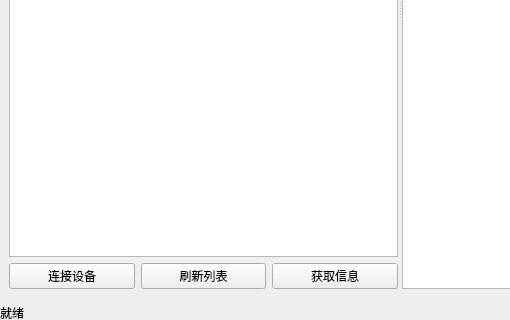
Above: phone-linkc/src/ui/mainwindow.ui from JTBlink/phone-link-cross before the change; both pictures show x 0 to 510 and y 280 to 600 of the 800 by 600 pixel window. Below: the same form after it.
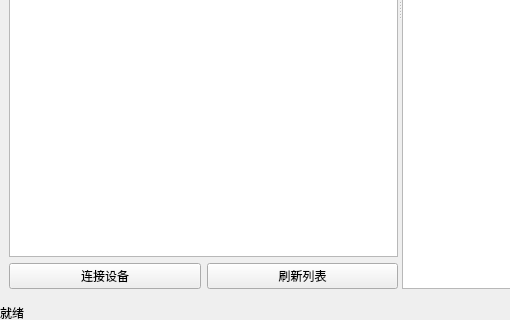
That is the form after the change.

Commit message: feat(设备管理): 增强设备信息获取与显示功能 添加设备容量格式化函数，支持自动转换单位。 新增产品类型到友好名称的映射表，提升用户体验。 扩展设备属性获取，包括硬件平台、MEID等信息。 改进设备信息展示格式，增加存储空间详细分类显示。 优化错误处理和资源管理，提高代码健壮性。

The edit to the form file:
```diff
--- a/phone-linkc/src/ui/mainwindow.ui
+++ b/phone-linkc/src/ui/mainwindow.ui
@@ -48,13 +48,6 @@
             </property>
            </widget>
           </item>
-          <item>
-           <widget class="QPushButton" name="getInfoButton">
-            <property name="text">
-             <string>获取信息</string>
-            </property>
-           </widget>
-          </item>
          </layout>
         </item>
        </layout>
```
The commit also changes 9 other files.
